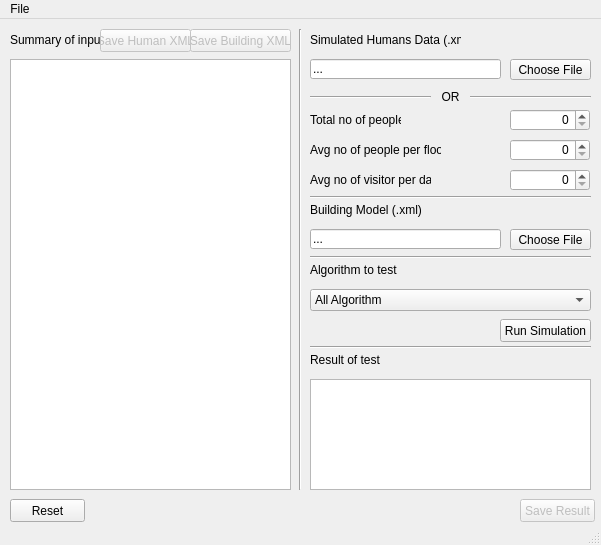
Qt form mainwindow.ui (liftlab/LEVAX) before a commit.
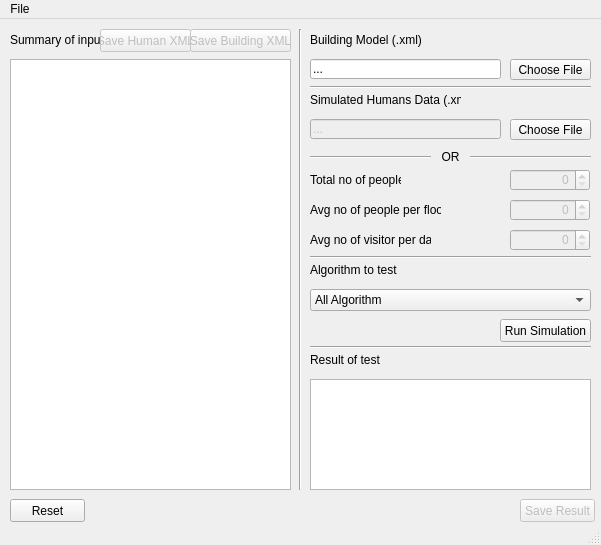
The same form after that commit.

Commit message: Fixed validation introduced in v2.6, change GUI order

Diff of the .ui file:
```diff
--- a/mainwindow.ui
+++ b/mainwindow.ui
@@ -52,7 +52,7 @@
     <property name="geometry">
      <rect>
       <x>310</x>
-      <y>10</y>
+      <y>70</y>
       <width>151</width>
       <height>21</height>
      </rect>
@@ -65,7 +65,7 @@
     <property name="geometry">
      <rect>
       <x>310</x>
-      <y>170</y>
+      <y>230</y>
       <width>281</width>
       <height>16</height>
      </rect>
@@ -78,7 +78,7 @@
     <property name="geometry">
      <rect>
       <x>510</x>
-      <y>210</y>
+      <y>40</y>
       <width>81</width>
       <height>21</height>
      </rect>
@@ -91,7 +91,7 @@
     <property name="geometry">
      <rect>
       <x>470</x>
-      <y>70</y>
+      <y>130</y>
       <width>121</width>
       <height>16</height>
      </rect>
@@ -114,7 +114,7 @@
     <property name="geometry">
      <rect>
       <x>310</x>
-      <y>120</y>
+      <y>180</y>
       <width>131</width>
       <height>21</height>
      </rect>
@@ -143,7 +143,7 @@
     <property name="geometry">
      <rect>
       <x>310</x>
-      <y>70</y>
+      <y>130</y>
       <width>121</width>
       <height>16</height>
      </rect>
@@ -166,10 +166,13 @@
     </property>
    </widget>
    <widget class="QSpinBox" name="humanTotalSpinBox">
+    <property name="enabled">
+     <bool>false</bool>
+    </property>
     <property name="geometry">
      <rect>
       <x>510</x>
-      <y>90</y>
+      <y>150</y>
       <width>80</width>
       <height>22</height>
      </rect>
@@ -182,10 +185,13 @@
     </property>
    </widget>
    <widget class="QSpinBox" name="humanVisitorSpinBox">
+    <property name="enabled">
+     <bool>false</bool>
+    </property>
     <property name="geometry">
      <rect>
       <x>510</x>
-      <y>150</y>
+      <y>210</y>
       <width>80</width>
       <height>22</height>
      </rect>
@@ -198,10 +204,13 @@
     </property>
    </widget>
    <widget class="QSpinBox" name="humanAvgSpinBox">
+    <property name="enabled">
+     <bool>false</bool>
+    </property>
     <property name="geometry">
      <rect>
       <x>510</x>
-      <y>120</y>
+      <y>180</y>
       <width>80</width>
       <height>22</height>
      </rect>
@@ -259,7 +268,7 @@
     <property name="geometry">
      <rect>
       <x>310</x>
-      <y>90</y>
+      <y>150</y>
       <width>91</width>
       <height>21</height>
      </rect>
@@ -307,7 +316,7 @@
     <property name="geometry">
      <rect>
       <x>310</x>
-      <y>210</y>
+      <y>40</y>
       <width>191</width>
       <height>20</height>
      </rect>
@@ -365,7 +374,7 @@
     <property name="geometry">
      <rect>
       <x>310</x>
-      <y>180</y>
+      <y>10</y>
       <width>151</width>
       <height>21</height>
      </rect>
@@ -378,7 +387,7 @@
     <property name="geometry">
      <rect>
       <x>430</x>
-      <y>70</y>
+      <y>130</y>
       <width>41</width>
       <height>16</height>
      </rect>
@@ -392,12 +401,12 @@
    </widget>
    <widget class="QLineEdit" name="humanDirLabel">
     <property name="enabled">
-     <bool>true</bool>
+     <bool>false</bool>
     </property>
     <property name="geometry">
      <rect>
       <x>310</x>
-      <y>40</y>
+      <y>100</y>
       <width>191</width>
       <height>20</height>
      </rect>
@@ -416,7 +425,7 @@
     <property name="geometry">
      <rect>
       <x>310</x>
-      <y>230</y>
+      <y>60</y>
       <width>281</width>
       <height>16</height>
      </rect>
@@ -429,7 +438,7 @@
     <property name="geometry">
      <rect>
       <x>310</x>
-      <y>150</y>
+      <y>210</y>
       <width>121</width>
       <height>21</height>
      </rect>
@@ -442,7 +451,7 @@
     <property name="geometry">
      <rect>
       <x>510</x>
-      <y>40</y>
+      <y>100</y>
       <width>81</width>
       <height>21</height>
      </rect>
```
Left out of the diff: 9 changed lines with no effect on the pictures. The commit also changes 4 other files.
